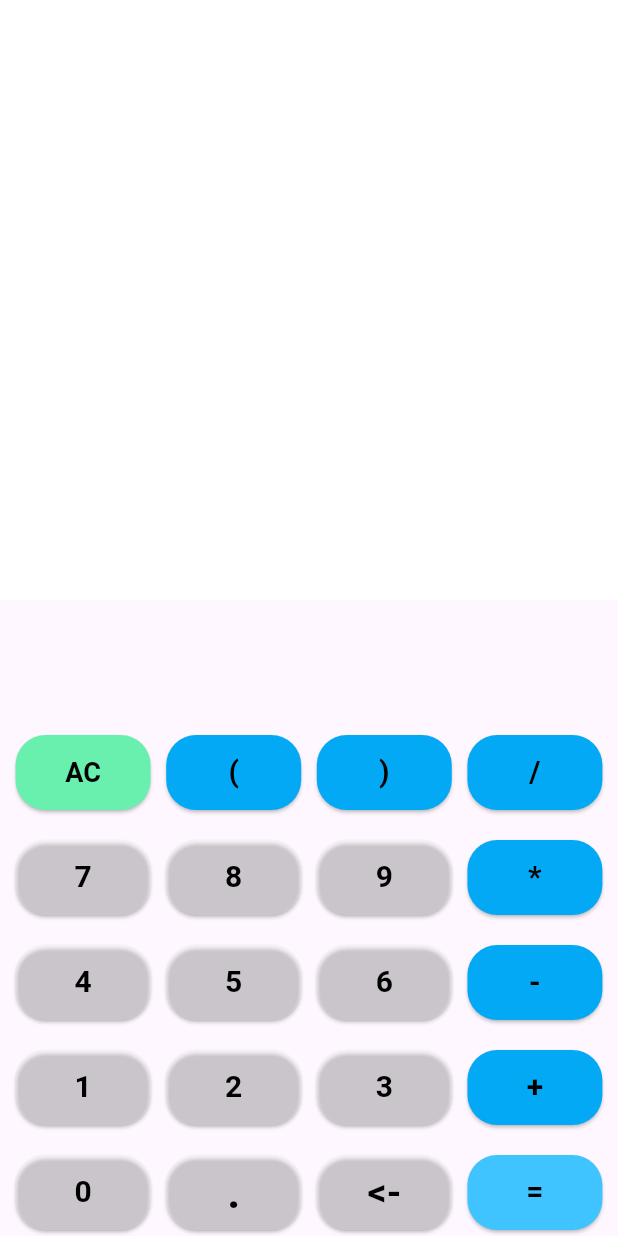
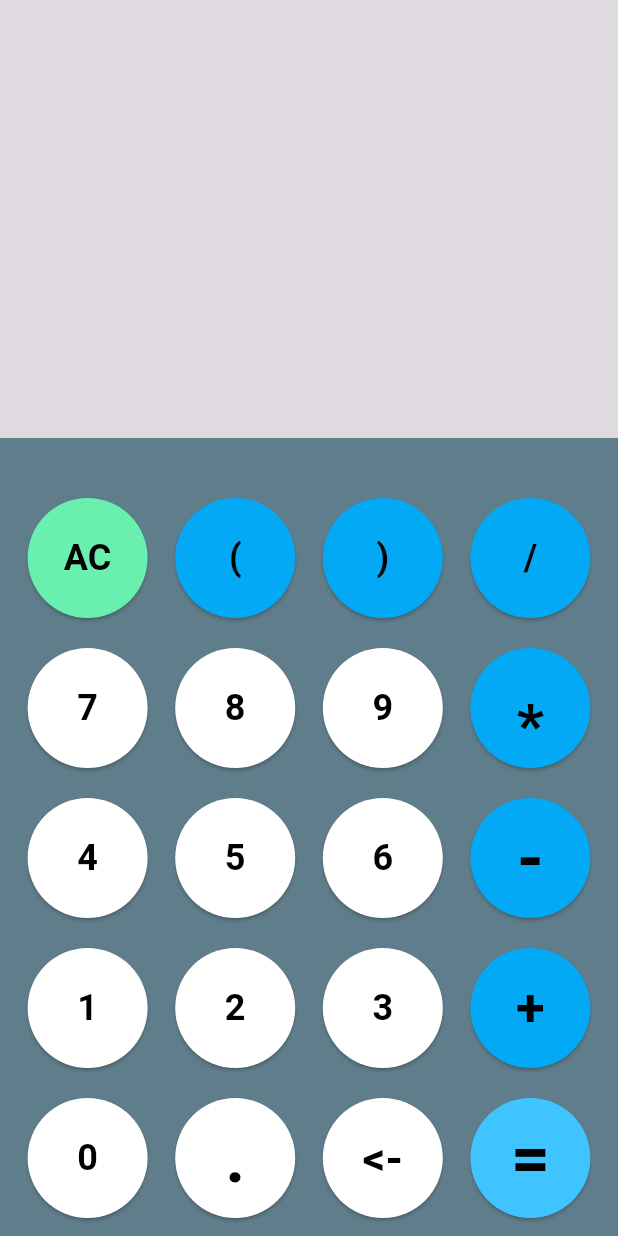
Before and after one commit to TaimoorTech/calculator, a Flutter app: the screen it shows after launch, on a phone screen of 412 x 824 dp. Run offline on Flutter 3.47's test engine with Material 3 defaults, Android fonts, the phone set to English and light mode, and no system bars; our stand-ins replace flutter_bloc.

```diff
--- a/lib/screens/home.dart
+++ b/lib/screens/home.dart
@@ -13,82 +13,86 @@ class Home extends StatelessWidget{
     // TODO: implement build
     return SafeArea(
         child: Scaffold(
+          // backgroundColor: Colors.black26,
           body: Column(
             children: [
               BlocBuilder<CalculatorCubit, CalculatorTextState>(
                   builder: (BuildContext context, CalculatorTextState textState)
                       => Container(
-                        color: Colors.white,
+                        color: Colors.black12,
                         alignment: Alignment.bottomRight,
-                          height: 400,
-                          child: Text(textState.text + "  ", style: TextStyle(fontSize: 50, color: Colors.black))
+                          height: 292,
+                          child: Text(textState.text.trimRight()+" ", style: TextStyle(fontSize: 50, color: Colors.black))
                       )
                   ),
-              SizedBox(height: 70),
+              // SizedBox(height: 30),
               Align(
                 alignment: Alignment.bottomCenter,
+                child: Container(
+                  height: 550,
+                  color: Colors.blueGrey,
                   child: Column(
                     mainAxisAlignment: MainAxisAlignment.end,
                     children: [
-                    SizedBox(height: 20),
+                      // SizedBox(height: 5),
                       Row(
                         mainAxisAlignment: MainAxisAlignment.spaceEvenly,
                         children: [
                           SizedBox(
-                          height: 50,
-                          width: 90,
+                            height: 80,
+                            width: 80,
                             child: ElevatedButton(onPressed: (){
                               context.read<CalculatorCubit>().reset();
                             },
                                 style: ElevatedButton.styleFrom(
                                     shape: RoundedRectangleBorder(
-                                    borderRadius: BorderRadius.circular(20.0),
+                                      borderRadius: BorderRadius.circular(50.0),
                                     ),
                                     backgroundColor: Colors.greenAccent),
                                 child: Text("AC", style: TextStyle(fontWeight: FontWeight.bold,
-                                  fontSize: 18, color: Colors.black))),
+                                    fontSize: 24, color: Colors.black))),
                           ),
                           SizedBox(
-                          height: 50,
-                          width: 90,
+                            height: 80,
+                            width: 80,
                             child: ElevatedButton(onPressed: (){
                               context.read<CalculatorCubit>().signsButton('(');
                             },
                                 style: ElevatedButton.styleFrom(
                                     shape: RoundedRectangleBorder(
-                                    borderRadius: BorderRadius.circular(20.0),
+                                      borderRadius: BorderRadius.circular(50.0),
                                     ),
                                     backgroundColor: Colors.lightBlue),
                                 child: Text('(', style: TextStyle(fontWeight: FontWeight.bold,
-                                  fontSize: 20, color: Colors.black))),
+                                    fontSize: 24, color: Colors.black))),
                           ),
                           SizedBox(
-                          height: 50,
-                          width: 90,
+                            height: 80,
+                            width: 80,
                             child: ElevatedButton(onPressed: (){
-                            context.read<CalculatorCubit>().signsButton('(');
+                              context.read<CalculatorCubit>().signsButton(')');
                             },
                                 style: ElevatedButton.styleFrom(
                                     shape: RoundedRectangleBorder(
-                                    borderRadius: BorderRadius.circular(20.0),
+                                      borderRadius: BorderRadius.circular(50.0),
                                     ),
                                     backgroundColor: Colors.lightBlue),
                                 child: Text(")", style: TextStyle(fontWeight: FontWeight.bold,
-                                  fontSize: 20, color: Colors.black))),
+                                    fontSize: 24, color: Colors.black))),
                           ),
                           SizedBox(
-                          height: 50,
-                          width: 90,
+                            height: 80,
+                            width: 80,
                             child: ElevatedButton(onPressed: (){
                               context.read<CalculatorCubit>().signsButton("/");
                             },
                                 style: ElevatedButton.styleFrom(
                                     shape: RoundedRectangleBorder(
-                                    borderRadius: BorderRadius.circular(20.0),
+                                      borderRadius: BorderRadius.circular(50.0),
                                     ),
                                     backgroundColor: Colors.lightBlue),
                                 child: Text("/", style: TextStyle(fontWeight: FontWeight.bold,
-                                  fontSize: 20, color: Colors.black))),
+                                    fontSize: 24, color: Colors.black))),
                           ),
                         ],
                       ),
@@ -97,60 +101,63 @@ class Home extends StatelessWidget{
                         mainAxisAlignment: MainAxisAlignment.spaceEvenly,
                         children: [
                           SizedBox(
-                          height: 50,
-                          width: 90,
+                            height: 80,
+                            width: 80,
                             child: ElevatedButton(onPressed: (){
                               context.read<CalculatorCubit>().numButton(7);
                             },
                                 style: ElevatedButton.styleFrom(
                                     shape: RoundedRectangleBorder(
-                                    borderRadius: BorderRadius.circular(20.0),
+                                      borderRadius: BorderRadius.circular(50.0),
                                     ),
-                                  backgroundColor: Colors.white24),
+                                    backgroundColor: Colors.white),
                                 child: Text("7", style: TextStyle(fontWeight: FontWeight.bold,
-                                  fontSize: 20, color: Colors.black))),
+                                    fontSize: 24, color: Colors.black))),
                           ),
                           SizedBox(
-                          height: 50,
-                          width: 90,
+                            height: 80,
+                            width: 80,
                             child: ElevatedButton(onPressed: (){
                               context.read<CalculatorCubit>().numButton(8);
                             },
                                 style: ElevatedButton.styleFrom(
                                     shape: RoundedRectangleBorder(
-                                    borderRadius: BorderRadius.circular(20.0),
+                                      borderRadius: BorderRadius.circular(50.0),
                                     ),
-                                  backgroundColor: Colors.white24),
+                                    backgroundColor: Colors.white),
                                 child: Text('8', style: TextStyle(fontWeight: FontWeight.bold,
-                                  fontSize: 20, color: Colors.black))),
+                                    fontSize: 24, color: Colors.black))),
                           ),
                           SizedBox(
-                          height: 50,
-                          width: 90,
+                            height: 80,
+                            width: 80,
                             child: ElevatedButton(onPressed: (){
                               context.read<CalculatorCubit>().numButton(9);
                             },
                                 style: ElevatedButton.styleFrom(
                                     shape: RoundedRectangleBorder(
-                                    borderRadius: BorderRadius.circular(20.0),
+                                      borderRadius: BorderRadius.circular(50.0),
                                     ),
-                                  backgroundColor: Colors.white24),
+                                    backgroundColor: Colors.white),
                                 child: Text("9", style: TextStyle(fontWeight: FontWeight.bold,
-                                  fontSize: 20, color: Colors.black))),
+                                    fontSize: 24, color: Colors.black))),
                           ),
                           SizedBox(
-                          height: 50,
-                          width: 90,
+                            height: 80,
+                            width: 80,
                             child: ElevatedButton(onPressed: (){
                               context.read<CalculatorCubit>().signsButton("*");
                             },
                                 style: ElevatedButton.styleFrom(
                                     shape: RoundedRectangleBorder(
-                                    borderRadius: BorderRadius.circular(20.0),
+                                      borderRadius: BorderRadius.circular(50.0),
                                     ),
                                     backgroundColor: Colors.lightBlue),
+                                child: Container(
+                                  alignment: Alignment.bottomCenter,
                                   child: Text("*", style: TextStyle(fontWeight: FontWeight.bold,
-                                  fontSize: 20, color: Colors.black))),
+                                      fontSize: 40, color: Colors.black)),
+                                )),
                           ),
                         ],
                       ),
@@ -159,60 +166,60 @@ class Home extends StatelessWidget{
                         mainAxisAlignment: MainAxisAlignment.spaceEvenly,
                         children: [
                           SizedBox(
-                          height: 50,
-                          width: 90,
+                            height: 80,
+                            width: 80,
                             child: ElevatedButton(onPressed: (){
                               context.read<CalculatorCubit>().numButton(4);
                             },
                                 style: ElevatedButton.styleFrom(
                                     shape: RoundedRectangleBorder(
-                                    borderRadius: BorderRadius.circular(20.0),
+                                      borderRadius: BorderRadius.circular(50.0),
                                     ),
-                                  backgroundColor: Colors.white24),
+                                    backgroundColor: Colors.white),
                                 child: Text("4", style: TextStyle(fontWeight: FontWeight.bold,
-                                  fontSize: 20, color: Colors.black))),
+                                    fontSize: 24, color: Colors.black))),
                           ),
                           SizedBox(
-                          height: 50,
-                          width: 90,
+                            height: 80,
+                            width: 80,
                             child: ElevatedButton(onPressed: (){
                               context.read<CalculatorCubit>().numButton(5);
                             },
                                 style: ElevatedButton.styleFrom(
                                     shape: RoundedRectangleBorder(
-                                    borderRadius: BorderRadius.circular(20.0),
+                                      borderRadius: BorderRadius.circular(50.0),
                                     ),
-                                  backgroundColor: Colors.white24),
+                                    backgroundColor: Colors.white),
                                 child: Text('5', style: TextStyle(fontWeight: FontWeight.bold,
-                                  fontSize: 20, color: Colors.black))),
+                                    fontSize: 24, color: Colors.black))),
                           ),
                           SizedBox(
-                          height: 50,
-                          width: 90,
+                            height: 80,
+                            width: 80,
                             child: ElevatedButton(onPressed: (){
                               context.read<CalculatorCubit>().numButton(6);
                             },
                                 style: ElevatedButton.styleFrom(
                                     shape: RoundedRectangleBorder(
-                                    borderRadius: BorderRadius.circular(20.0),
+                                      borderRadius: BorderRadius.circular(50.0),
                                     ),
-                                  backgroundColor: Colors.white24),
+                                    backgroundColor: Colors.white),
                                 child: Text("6", style: TextStyle(fontWeight: FontWeight.bold,
-                                  fontSize: 20, color: Colors.black))),
+                                    fontSize: 24, color: Colors.black))),
                           ),
                           SizedBox(
-                          height: 50,
-                          width: 90,
+                            height: 80,
+                            width: 80,
                             child: ElevatedButton(onPressed: (){
                               context.read<CalculatorCubit>().signsButton("-");
                             },
                                 style: ElevatedButton.styleFrom(
                                     shape: RoundedRectangleBorder(
-                                    borderRadius: BorderRadius.circular(20.0),
+                                      borderRadius: BorderRadius.circular(50.0),
                                     ),
                                     backgroundColor: Colors.lightBlue),
                                 child: Text("-", style: TextStyle(fontWeight: FontWeight.bold,
-                                  fontSize: 20, color: Colors.black))),
+                                    fontSize: 46, color: Colors.black))),
                           ),              ],
                       ),
                       SizedBox(height: 20),
@@ -220,60 +227,60 @@ class Home extends StatelessWidget{
                         mainAxisAlignment: MainAxisAlignment.spaceEvenly,
                         children: [
                           SizedBox(
-                          height: 50,
-                          width: 90,
+                            height: 80,
+                            width: 80,
                             child: ElevatedButton(onPressed: (){
                               context.read<CalculatorCubit>().numButton(1);
                             },
                                 style: ElevatedButton.styleFrom(
                                     shape: RoundedRectangleBorder(
-                                    borderRadius: BorderRadius.circular(20.0),
+                                      borderRadius: BorderRadius.circular(50.0),
                                     ),
-                                  backgroundColor: Colors.white24),
+                                    backgroundColor: Colors.white),
                                 child: Text('1', style: TextStyle(fontWeight: FontWeight.bold,
-                                  fontSize: 20, color: Colors.black))),
+                                    fontSize: 24, color: Colors.black))),
                           ),
                           SizedBox(
-                          height: 50,
-                          width: 90,
+                            height: 80,
+                            width: 80,
                             child: ElevatedButton(onPressed: (){
                               context.read<CalculatorCubit>().numButton(2);
                             },
                                 style: ElevatedButton.styleFrom(
                                     shape: RoundedRectangleBorder(
-                                    borderRadius: BorderRadius.circular(20.0),
+                                      borderRadius: BorderRadius.circular(50.0),
                                     ),
-                                  backgroundColor: Colors.white24),
+                                    backgroundColor: Colors.white),
                                 child: Text("2", style: TextStyle(fontWeight: FontWeight.bold,
-                                  fontSize: 20, color: Colors.black))),
+                                    fontSize: 24, color: Colors.black))),
                           ),
                           SizedBox(
-                          height: 50,
-                          width: 90,
+                            height: 80,
+                            width: 80,
                             child: ElevatedButton(onPressed: (){
                               context.read<CalculatorCubit>().numButton(3);
                             },
                                 style: ElevatedButton.styleFrom(
                                     shape: RoundedRectangleBorder(
-                                    borderRadius: BorderRadius.circular(20.0),
+                                      borderRadius: BorderRadius.circular(50.0),
                                     ),
-                                  backgroundColor: Colors.white24),
+                                    backgroundColor: Colors.white),
                                 child: Text("3", style: TextStyle(fontWeight: FontWeight.bold,
-                                  fontSize: 20, color: Colors.black))),
+                                    fontSize: 24, color: Colors.black))),
                           ),
                           SizedBox(
-                          height: 50,
-                          width: 90,
+                            height: 80,
+                            width: 80,
                             child: ElevatedButton(onPressed: (){
                               context.read<CalculatorCubit>().signsButton("+");
                             },
                                 style: ElevatedButton.styleFrom(
                                     shape: RoundedRectangleBorder(
-                                    borderRadius: BorderRadius.circular(20.0),
+                                      borderRadius: BorderRadius.circular(50.0),
                                     ),
                                     backgroundColor: Colors.lightBlue),
                                 child: Text("+", style: TextStyle(fontWeight: FontWeight.bold,
-                                  fontSize: 20, color: Colors.black))),
+                                    fontSize: 35, color: Colors.black))),
                           ),
                         ],
                       ),
@@ -282,67 +289,68 @@ class Home extends StatelessWidget{
                         mainAxisAlignment: MainAxisAlignment.spaceEvenly,
                         children: [
                           SizedBox(
-                          height: 50,
-                          width: 90,
+                            height: 80,
+                            width: 80,
                             child: ElevatedButton(onPressed: (){
                               context.read<CalculatorCubit>().numButton(0);
                             },
                                 style: ElevatedButton.styleFrom(
                                     shape: RoundedRectangleBorder(
-                                    borderRadius: BorderRadius.circular(20.0),
+                                      borderRadius: BorderRadius.circular(50.0),
                                     ),
-                                  backgroundColor: Colors.white24),
+                                    backgroundColor: Colors.white),
                                 child: Text('0', style: TextStyle(
                                     fontWeight: FontWeight.bold,
-                                  fontSize: 20, color: Colors.black))),
+                                    fontSize: 24, color: Colors.black))),
                           ),
                           SizedBox(
-                          height: 50,
-                          width: 90,
+                            height: 80,
+                            width: 80,
                             child: ElevatedButton(onPressed: (){
                               context.read<CalculatorCubit>().signsButton('.');
                             },
                                 style: ElevatedButton.styleFrom(
                                     shape: RoundedRectangleBorder(
-                                    borderRadius: BorderRadius.circular(20.0),
+                                      borderRadius: BorderRadius.circular(50.0),
                                     ),
-                                  backgroundColor: Colors.white24),
+                                    backgroundColor: Colors.white),
                                 child: Text(".", style: TextStyle(
                                     fontWeight: FontWeight.bold,
-                                  fontSize: 30, color: Colors.black))),
+                                    fontSize: 46, color: Colors.black))),
                           ),
                           SizedBox(
-                          height: 50,
-                          width: 90,
+                            height: 80,
+                            width: 80,
                             child: ElevatedButton(onPressed: (){
                               context.read<CalculatorCubit>().backspace();
                             },
                                 style: ElevatedButton.styleFrom(
                                     shape: RoundedRectangleBorder(
-                                    borderRadius: BorderRadius.circular(20.0),
+                                      borderRadius: BorderRadius.circular(50.0),
                                     ),
-                                  backgroundColor: Colors.white24),
+                                    backgroundColor: Colors.white),
                                 child: Text("<-", style: TextStyle(fontWeight: FontWeight.bold,
-                                  fontSize: 25, color: Colors.black))),
+                                    fontSize: 30, color: Colors.black))),
                           ),
                           SizedBox(
-                          height: 50,
-                          width: 90,
+                            height: 80,
+                            width: 80,
                             child: ElevatedButton(onPressed: (){
-                            context.read<CalculatorCubit>().compute1();
+                              context.read<CalculatorCubit>().bodmas();
                             },
                                 style: ElevatedButton.styleFrom(
                                     shape: RoundedRectangleBorder(
-                                    borderRadius: BorderRadius.circular(20.0),
+                                      borderRadius: BorderRadius.circular(50.0),
                                     ),
                                     backgroundColor: Colors.lightBlueAccent),
                                 child: Text("=", style: TextStyle(fontWeight: FontWeight.bold,
-                              fontSize: 20, color: Colors.black))),
+                                fontSize: 46, color: Colors.black))),
                           ),
                         ],
                       ),
-                    SizedBox(height: 20),
+                      SizedBox(height: 30),
                     ],
+                  ),
                 ),
               )
             ],
```
Also changed, not shown: lib/bloc/calculatorCubit.dart (+193 -53 lines). Lines whose indentation alone changed are shown as unchanged.
